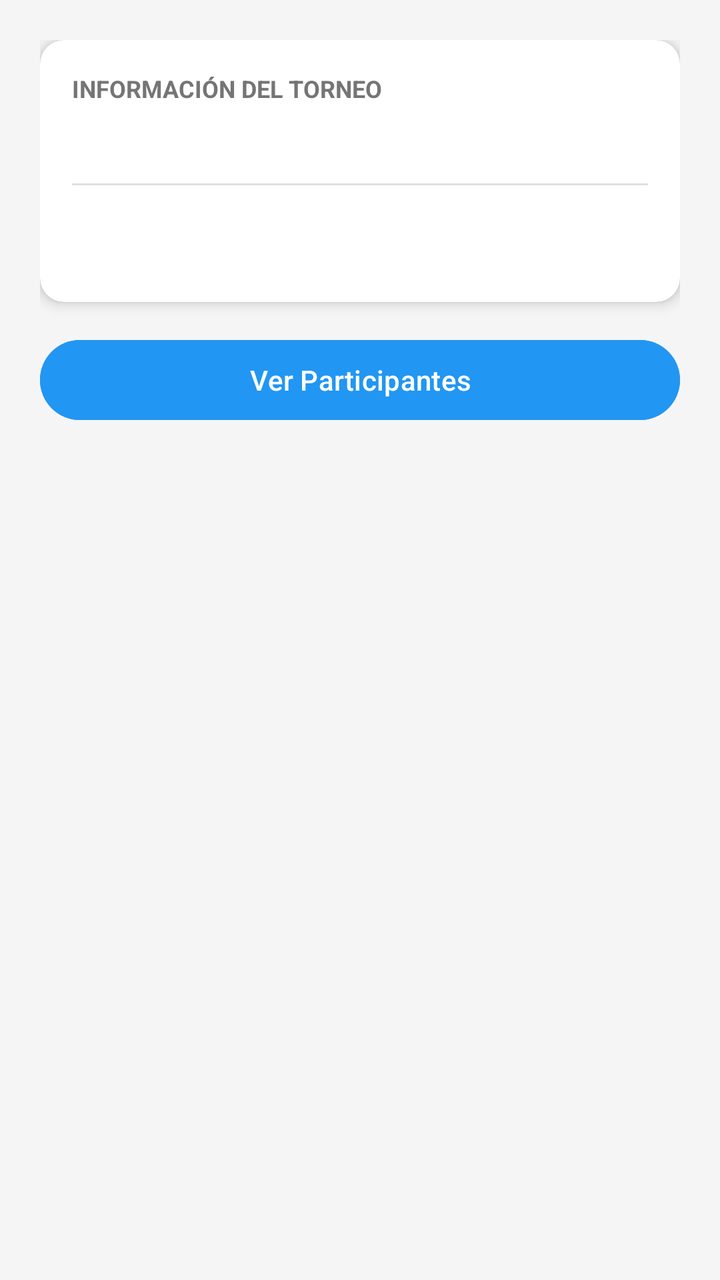
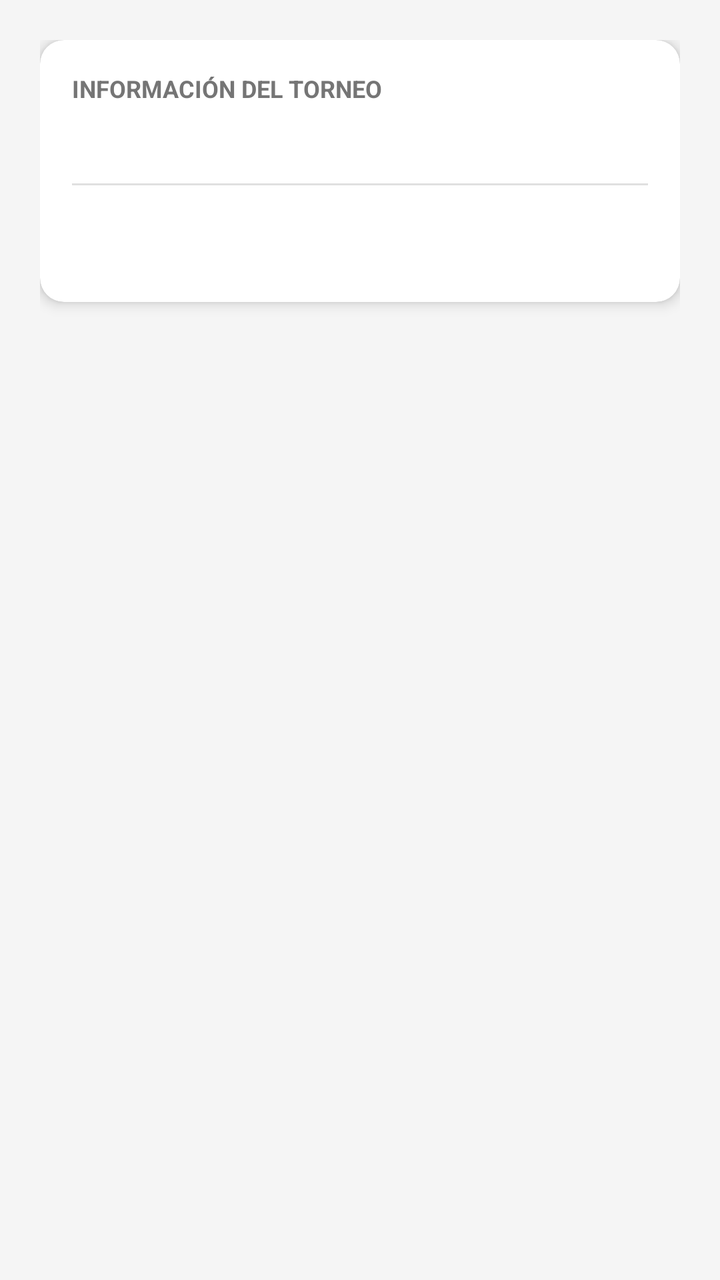

An Android layout rendered at two revisions. The XML below is the earlier revision; the diff shows what the commit changed to produce the second picture.
<!-- AndroidManifest.xml: application theme Theme.AdministracionDeTornerosElectronicos -->
<!-- res/layout/fragment_detalle_torneo.xml -->
<?xml version="1.0" encoding="utf-8"?>
<ScrollView xmlns:android="http://schemas.android.com/apk/res/android"
    xmlns:app="http://schemas.android.com/apk/res-auto"
    android:layout_width="match_parent"
    android:layout_height="match_parent"
    android:padding="20dp"
    android:background="#F5F5F5">

    <LinearLayout
        android:layout_width="match_parent"
        android:layout_height="wrap_content"
        android:orientation="vertical">

        
        <androidx.cardview.widget.CardView
            android:layout_width="match_parent"
            android:layout_height="wrap_content"
            android:layout_marginBottom="15dp"
            app:cardCornerRadius="12dp"
            app:cardElevation="4dp"
            app:contentPadding="16dp">

            <LinearLayout
                android:layout_width="match_parent"
                android:layout_height="wrap_content"
                android:orientation="vertical">

                <TextView
                    android:id="@+id/txtInformacion"
                    android:layout_width="match_parent"
                    android:layout_height="wrap_content"
                    android:text="Información del Torneo"
                    android:textAllCaps="true"
                    android:textColor="#757575"
                    android:textStyle="bold"
                    android:textSize="12sp" />

                <TextView
                    android:id="@+id/tvNombreDetalle"
                    android:layout_width="match_parent"
                    android:layout_height="wrap_content"
                    android:textColor="@color/black"
                    android:textSize="22sp"
                    android:textStyle="bold" />

                <View
                    android:layout_width="match_parent"
                    android:layout_height="1dp"
                    android:layout_marginTop="10dp"
                    android:layout_marginBottom="10dp"
                    android:background="#E0E0E0" />

                <TextView
                    android:id="@+id/tvInfoDetalle"
                    android:layout_width="match_parent"
                    android:layout_height="wrap_content"
                    android:layout_marginTop="12dp"
                    android:textSize="15sp" />
            </LinearLayout>
        </androidx.cardview.widget.CardView>

        <Button
            android:id="@+id/btnParticipantes"
            android:layout_width="match_parent"
            android:layout_height="wrap_content"
            android:layout_marginBottom="20dp"
            android:backgroundTint="#2196F3"
            android:text="Ver Participantes"
            android:textColor="@color/white" />

        <LinearLayout
            android:id="@+id/layoutBotonesCreador"
            android:layout_width="match_parent"
            android:layout_height="wrap_content"
            android:orientation="horizontal"
            android:visibility="gone">

            <Button
                android:id="@+id/btnEditar"
                android:layout_width="0dp"
                android:layout_height="wrap_content"
                android:layout_marginEnd="5dp"
                android:layout_weight="1"
                android:text="Editar Torneo" />

            <Button
                android:id="@+id/btnEliminar"
                android:layout_width="0dp"
                android:layout_height="wrap_content"
                android:layout_marginStart="5dp"
                android:layout_weight="1"
                android:backgroundTint="#F44336"
                android:text="Eliminar" />
        </LinearLayout>

        <LinearLayout
            android:id="@+id/layoutBotonesInscripcion"
            android:layout_width="match_parent"
            android:layout_height="wrap_content"
            android:orientation="horizontal"
            android:visibility="gone">

            <Button
                android:id="@+id/btnInscribirme"
                android:layout_width="0dp"
                android:layout_height="wrap_content"
                android:layout_weight="1"
                android:text="Inscribirse al Torneo" />

            <Button
                android:id="@+id/btnSalirTorneo"
                android:layout_width="0dp"
                android:layout_height="wrap_content"
                android:layout_marginStart="10dp"
                android:layout_weight="1"
                android:backgroundTint="#F44336"
                android:text="Salir del Torneo"
                android:visibility="gone" />
        </LinearLayout>

    </LinearLayout>
</ScrollView>
<!-- resources referenced by this layout -->
<resources>
  <color name="black">#FF000000</color>
  <color name="white">#FFFFFFFF</color>
  <style name="Theme.AdministracionDeTornerosElectronicos" parent="Base.Theme.AdministracionDeTornerosElectronicos" />
  <style name="Base.Theme.AdministracionDeTornerosElectronicos" parent="Theme.Material3.DayNight.NoActionBar">
          
          
      </style>
</resources>

<!-- the commit's change to res/layout/fragment_detalle_torneo.xml (unified diff, before → after) -->
@@ -59,15 +59,7 @@
             </LinearLayout>
         </androidx.cardview.widget.CardView>
 
-        <Button
-            android:id="@+id/btnParticipantes"
-            android:layout_width="match_parent"
-            android:layout_height="wrap_content"
-            android:layout_marginBottom="20dp"
-            android:backgroundTint="#2196F3"
-            android:text="Ver Participantes"
-            android:textColor="@color/white" />
-
+        
         <LinearLayout
             android:id="@+id/layoutBotonesCreador"
             android:layout_width="match_parent"
<!-- resource entries referenced after the edit -->
@@ -1,7 +1,6 @@
 <!-- resources referenced by this layout -->
 <resources>
   <color name="black">#FF000000</color>
-  <color name="white">#FFFFFFFF</color>
   <style name="Theme.AdministracionDeTornerosElectronicos" parent="Base.Theme.AdministracionDeTornerosElectronicos" />
   <style name="Base.Theme.AdministracionDeTornerosElectronicos" parent="Theme.Material3.DayNight.NoActionBar">
           
